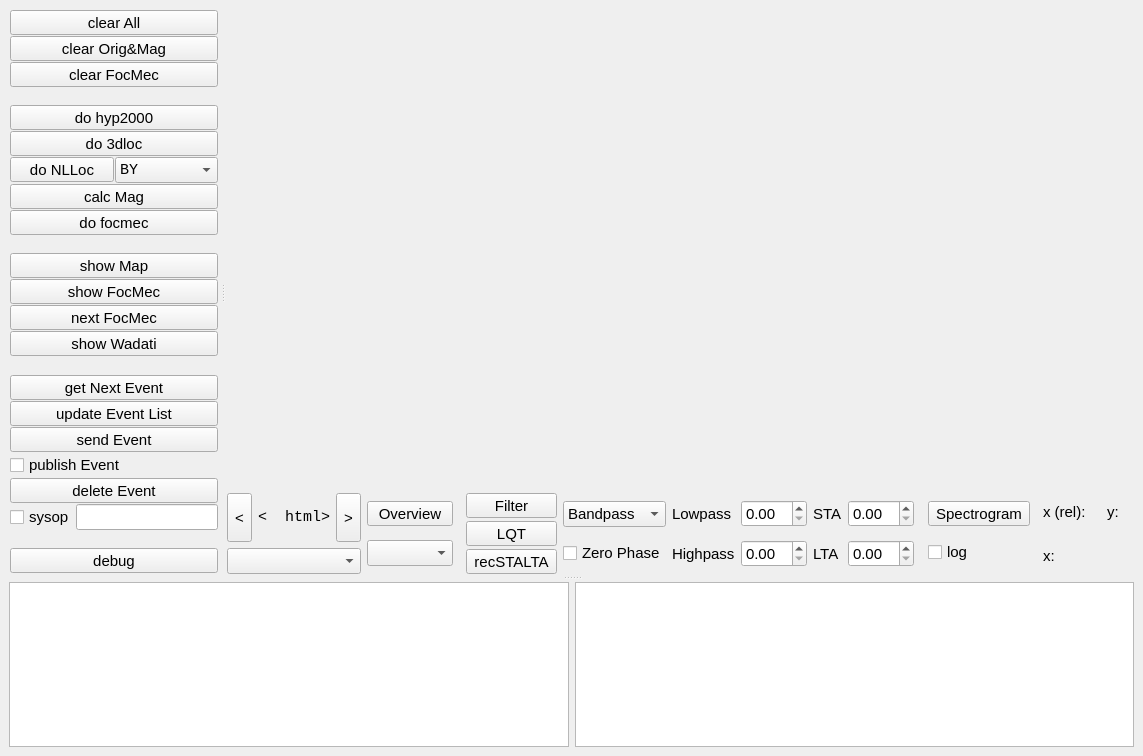
Old version of the form trunk/apps/obspyck/qt_designer.ui in the repository megies/obspyck.
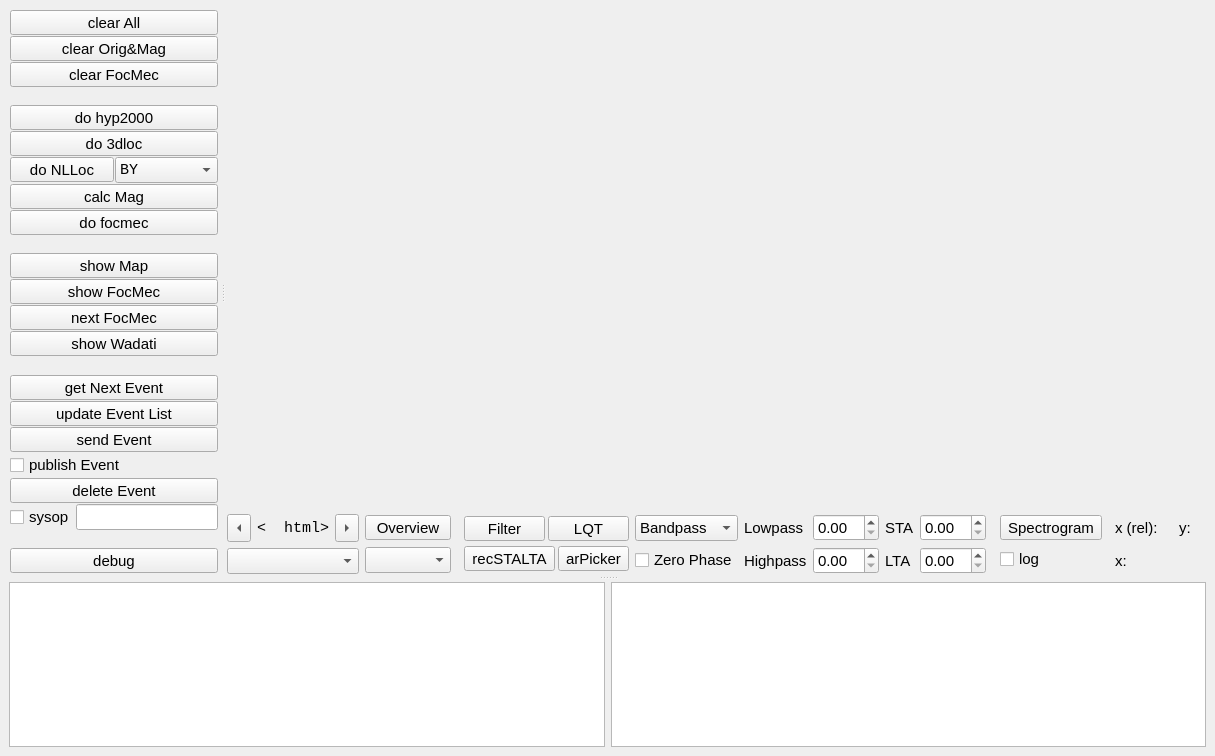
New version of the form. Icons and pictures are not drawn. Custom widgets are drawn as their Qt base class.

What changed in the file:
```diff
--- a/trunk/apps/obspyck/qt_designer.ui
+++ b/trunk/apps/obspyck/qt_designer.ui
@@ -5,7 +5,7 @@
    <rect>
     <x>0</x>
     <y>0</y>
-    <width>1130</width>
+    <width>1185</width>
     <height>756</height>
    </rect>
   </property>
@@ -586,6 +586,9 @@
                      <property name="text" >
                       <string>&lt;</string>
                      </property>
+                     <property name="arrowType" >
+                      <enum>Qt::LeftArrow</enum>
+                     </property>
                     </widget>
                    </item>
                    <item>
@@ -630,6 +633,9 @@
                      <property name="text" >
                       <string>></string>
                      </property>
+                     <property name="arrowType" >
+                      <enum>Qt::RightArrow</enum>
+                     </property>
                     </widget>
                    </item>
                   </layout>
@@ -716,6 +722,8 @@
                   <number>3</number>
                  </property>
                  <item>
+                  <layout class="QHBoxLayout" name="horizontalLayout_17" >
+                   <item>
                   <widget class="QToolButton" name="qToolButton_filter" >
                    <property name="sizePolicy" >
                     <sizepolicy vsizetype="Fixed" hsizetype="Minimum" >
@@ -753,6 +761,10 @@
                    </property>
                   </widget>
                  </item>
+                  </layout>
+                 </item>
+                 <item>
+                  <layout class="QHBoxLayout" name="horizontalLayout_15" >
                  <item>
                   <widget class="QToolButton" name="qToolButton_trigger" >
                    <property name="sizePolicy" >
@@ -772,6 +784,27 @@
                    </property>
                   </widget>
                  </item>
+                   <item>
+                    <widget class="QToolButton" name="qToolButton_arpicker" >
+                     <property name="sizePolicy" >
+                      <sizepolicy vsizetype="Fixed" hsizetype="Minimum" >
+                       <horstretch>0</horstretch>
+                       <verstretch>0</verstretch>
+                      </sizepolicy>
+                     </property>
+                     <property name="focusPolicy" >
+                      <enum>Qt::NoFocus</enum>
+                     </property>
+                     <property name="text" >
+                      <string>arPicker</string>
+                     </property>
+                     <property name="arrowType" >
+                      <enum>Qt::NoArrow</enum>
+                     </property>
+                    </widget>
+                   </item>
+                  </layout>
+                 </item>
                 </layout>
                </item>
                <item>
```
Left out of the diff: 2 changed lines with no effect on the pictures. Lines whose indentation alone changed are shown as unchanged.
